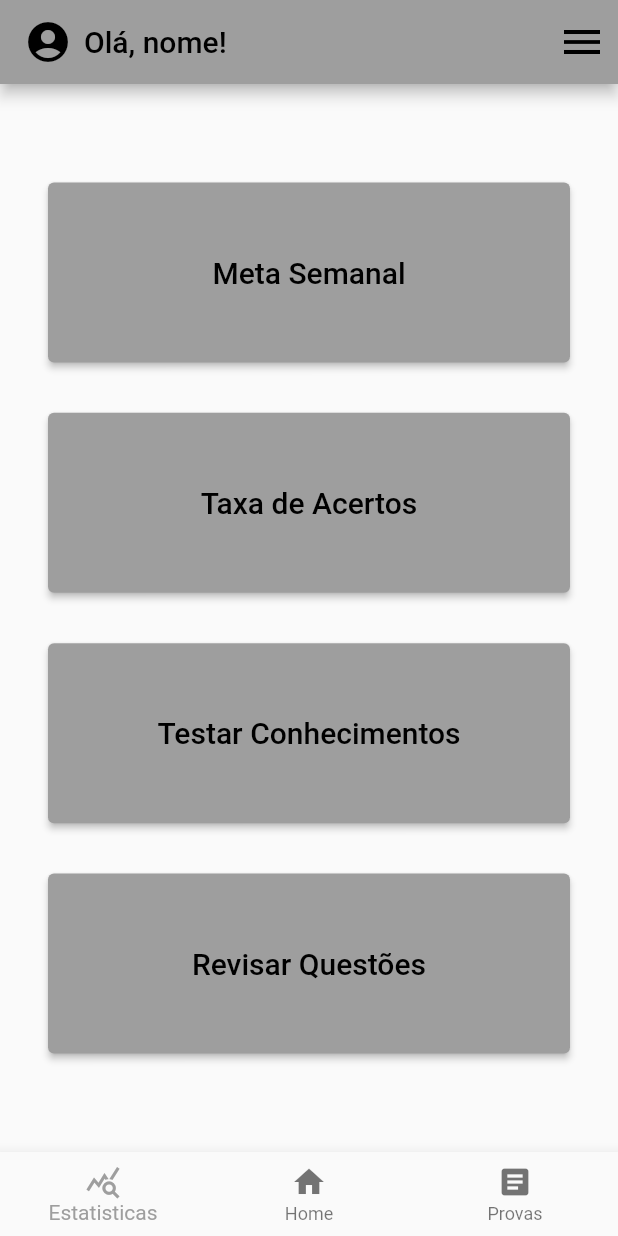
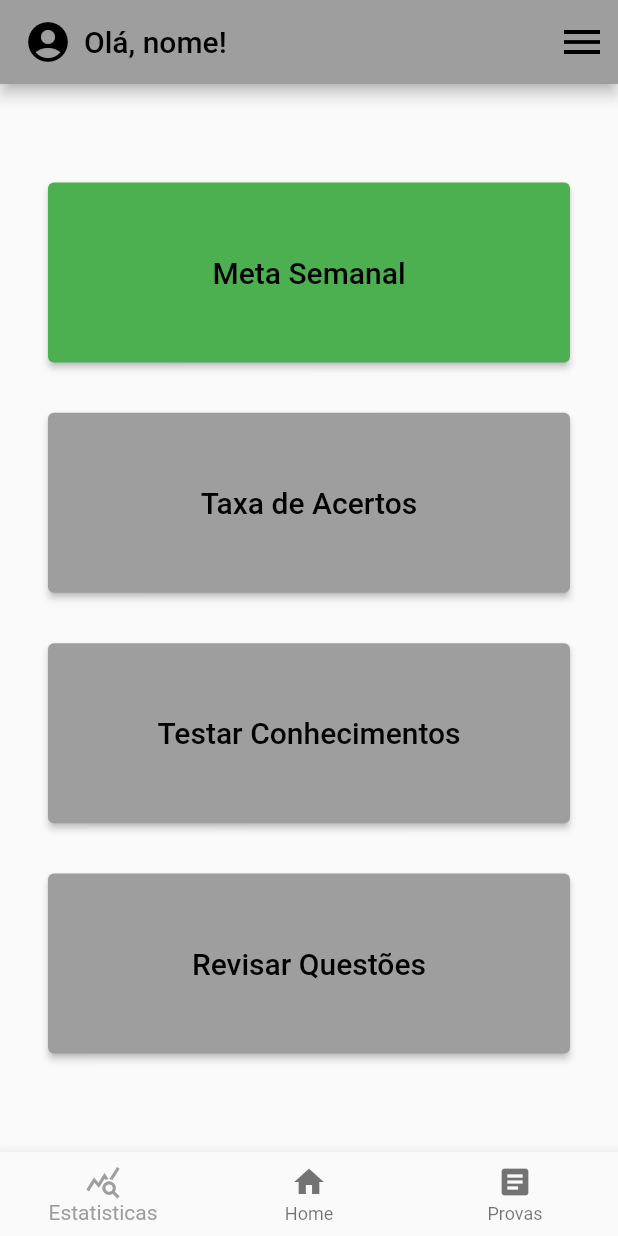
Before and after one commit to BA-Score-UP/scoreup_app, a Flutter app: the screen it shows after launch, on a phone screen of 412 x 824 dp. Run offline on Flutter 3.47's test engine with Material 2 defaults, Android fonts, the phone set to English and light mode, and no system bars.

Commit message:
feat: changed the "Meta Semanal" button for green

```diff
--- a/lib/src/presentation/pages/home.dart
+++ b/lib/src/presentation/pages/home.dart
@@ -24,6 +24,7 @@ class HomePage extends StatelessWidget {
               height: sizedBoxHeight,
               child: ElevatedButton(
                 onPressed: () => {},
+                style: const ButtonStyle(backgroundColor: MaterialStatePropertyAll(Colors.green)),
                 child: const Text(
                   'Meta Semanal',
                   style: TextStyle(fontSize: 20),
```
